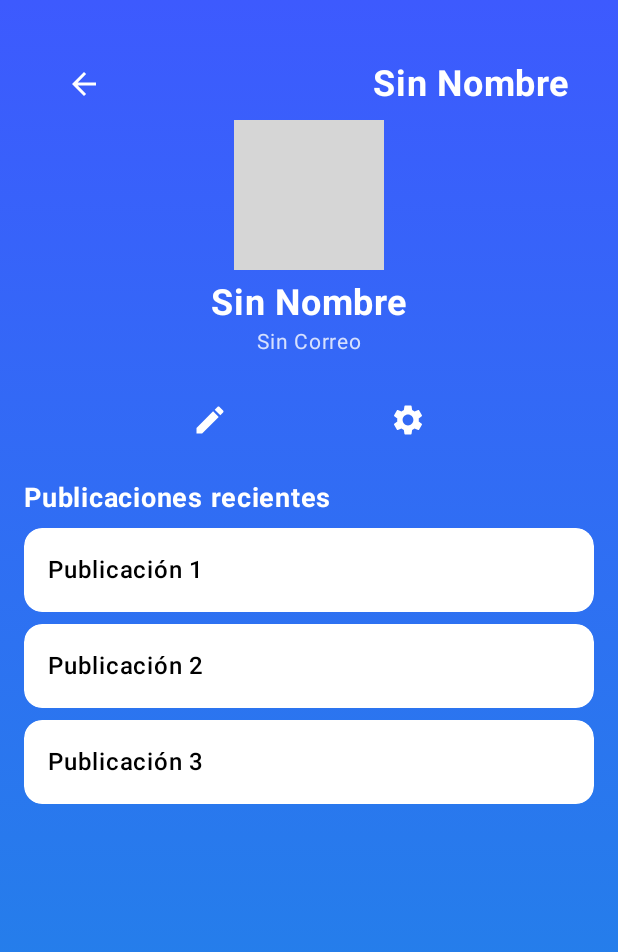
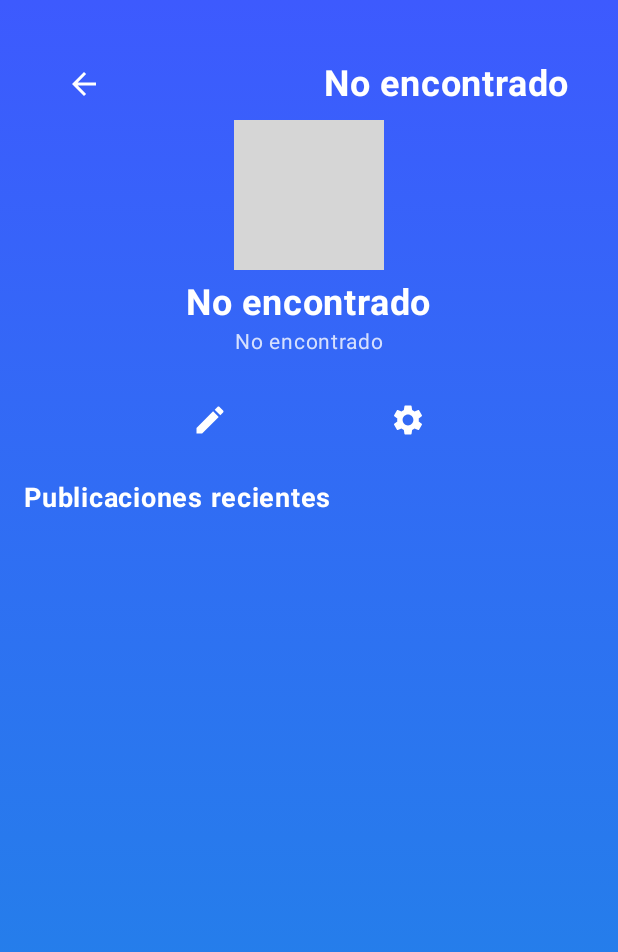
Before and after one commit to azaelmm/PINGBOND, an Android app built with Jetpack Compose: the @Preview function ProfileScreenPreviewWithAnimation, on a phone screen of 412 x 824 dp. Shown: the top 952 px of the screen. Run offline under Robolectric (Android 15) with nearby library versions, the phone set to English and light mode, and no system bars; our stand-ins replace Firebase (no records; nobody signed in at launch, a user with empty details on screens opened directly); grey boxes are pictures that could not be loaded.

```diff
--- a/app/build.gradle.kts
+++ b/app/build.gradle.kts
@@ -83,4 +83,5 @@ dependencies {
     debugImplementation(libs.androidx.ui.test.manifest)
     implementation(libs.androidx.material.icons.extended)
     implementation(platform("com.google.firebase:firebase-bom:33.7.0"))
+    implementation("com.google.android.gms:play-services-maps:19.1.0")
 }
--- a/app/src/main/AndroidManifest.xml
+++ b/app/src/main/AndroidManifest.xml
@@ -13,8 +13,10 @@
         android:theme="@style/Theme.PINGBOND"
         tools:targetApi="31">
 
+
         <activity android:name="com.example.pingbond.Features.NavigationScreens"
             android:exported="true">
+
             <intent-filter>
                 <action android:name="android.intent.action.MAIN" />
                 <category android:name="android.intent.category.LAUNCHER" />
--- a/app/src/main/java/com/example/pingbond/Features/DashboardActivity.kt
+++ b/app/src/main/java/com/example/pingbond/Features/DashboardActivity.kt
@@ -217,7 +217,7 @@ fun BottomNavigationBar(navController: NavController) {
                     fontSize = 12.sp,
                     fontWeight = if (isSelected) FontWeight.Bold else FontWeight.Medium,
                     color = if (isSelected) Color(0xFF6200EE) else Color(0xFF757575)
-                )
+               )
             }
         }
     }
--- a/app/src/main/java/com/example/pingbond/Features/DashboardScreens/ProfileScreen.kt
+++ b/app/src/main/java/com/example/pingbond/Features/DashboardScreens/ProfileScreen.kt
@@ -30,6 +30,7 @@ import androidx.compose.ui.unit.dp
 import androidx.compose.ui.unit.sp
 import androidx.navigation.NavController
 import androidx.navigation.compose.rememberNavController
+import coil.compose.rememberAsyncImagePainter
 import com.example.pingbond.R
 import com.example.pingbond.ui.theme.PINGBONDTheme
 import com.google.firebase.auth.FirebaseAuth
@@ -81,28 +82,41 @@ fun ProfileScreenContentWithAnimation(navController: NavController) {
     var username by remember { mutableStateOf("Cargando...") }
     var email by remember { mutableStateOf("Cargando...") }
     var profilePicUrl by remember { mutableStateOf("") }
-    var posts by remember { mutableStateOf(listOf("Publicación 1", "Publicación 2", "Publicación 3")) }
+    var posts by remember { mutableStateOf(emptyList<String>()) }
 
-    // Cargar datos del usuario desde Firestore
-    LaunchedEffect(Unit) {
+    LaunchedEffect(userId) {
         userId?.let { id ->
-            db.collection("users").document(id).get()
-                .addOnSuccessListener { document ->
+            db.collection("users").document(id)
+                .addSnapshotListener { document, error ->
+                    if (error != null) {
+                        username = "Error al cargar"
+                        email = "Intenta más tarde"
+                        profilePicUrl = ""
+                        println("🔥 Firestore Error: ${error.message}")
+                        return@addSnapshotListener
+                    }
+
+                    if (document != null && document.exists()) {
                         username = document.getString("username") ?: "Sin Nombre"
                         email = document.getString("email") ?: "Sin Correo"
                         profilePicUrl = document.getString("profilePic") ?: ""
+
+                        println("✅ Datos cargados correctamente: $username, $email, $profilePicUrl")
+                    } else {
+                        println("⚠️ Documento del usuario no encontrado en Firestore.")
+                        username = "No encontrado"
+                        email = "No encontrado"
+                        profilePicUrl = ""
                     }
                 }
+        } ?: println("⚠️ Error: No se encontró el UID del usuario autenticado.")
     }
 
-    Box(
-        modifier = Modifier.fillMaxSize()
-    ) {
+
+    Box(modifier = Modifier.fillMaxSize()) {
         AnimatedBackground()
         Column(
-            modifier = Modifier
-                .fillMaxSize()
-                .padding(16.dp),
+            modifier = Modifier.fillMaxSize().padding(16.dp),
             verticalArrangement = Arrangement.SpaceBetween
         ) {
             ProfileHeader(username, email, profilePicUrl, navController)
@@ -114,9 +128,7 @@ fun ProfileScreenContentWithAnimation(navController: NavController) {
 @Composable
 fun ProfileHeader(username: String, email: String, profilePicUrl: String, navController: NavController) {
     Column(
-        modifier = Modifier
-            .fillMaxWidth()
-            .padding(16.dp),
+        modifier = Modifier.fillMaxWidth().padding(16.dp),
         horizontalAlignment = Alignment.CenterHorizontally
     ) {
         Row(
@@ -125,73 +137,45 @@ fun ProfileHeader(username: String, email: String, profilePicUrl: String, navCon
             modifier = Modifier.fillMaxWidth()
         ) {
             IconButton(onClick = { navController.popBackStack() }) {
-                Icon(
-                    imageVector = Icons.Default.ArrowBack,
-                    contentDescription = "Volver",
-                    tint = Color.White
-                )
+                Icon(imageVector = Icons.Default.ArrowBack, contentDescription = "Volver", tint = Color.White)
             }
             Spacer(modifier = Modifier.width(16.dp))
-            Text(
-                text = username,
-                fontSize = 24.sp,
-                fontWeight = FontWeight.Bold,
-                color = Color.White
-            )
+            Text(text = username, fontSize = 24.sp, fontWeight = FontWeight.Bold, color = Color.White)
         }
 
         Box(
-            modifier = Modifier
-                .size(100.dp)
-                .clip(CircleShape)
-                .background(Color.Gray),
+            modifier = Modifier.size(100.dp).clip(CircleShape).background(Color.Gray),
             contentAlignment = Alignment.Center
         ) {
+            if (profilePicUrl.isNotEmpty()) {
+                Image(
+                    painter = rememberAsyncImagePainter(profilePicUrl),
+                    contentDescription = "Imagen de Perfil",
+                    modifier = Modifier.fillMaxSize()
+                )
+            } else {
                 Image(
                     painter = painterResource(id = R.drawable.ic_profile_placeholder_foreground),
                     contentDescription = "Imagen de Perfil",
                     modifier = Modifier.fillMaxSize()
                 )
             }
+        }
 
         Spacer(modifier = Modifier.height(8.dp))
 
-        Text(
-            text = username,
-            fontSize = 24.sp,
-            fontWeight = FontWeight.Bold,
-            color = Color.White
-        )
-        Text(
-            text = email,
-            fontSize = 14.sp,
-            color = Color.White.copy(alpha = 0.8f)
-        )
+        Text(text = username, fontSize = 24.sp, fontWeight = FontWeight.Bold, color = Color.White)
+        Text(text = email, fontSize = 14.sp, color = Color.White.copy(alpha = 0.8f))
 
         Spacer(modifier = Modifier.height(16.dp))
 
-        Row(
-            horizontalArrangement = Arrangement.SpaceEvenly,
-            modifier = Modifier.fillMaxWidth()
-        ) {
+        Row(horizontalArrangement = Arrangement.SpaceEvenly, modifier = Modifier.fillMaxWidth()) {
             IconButton(onClick = { /* Acción de editar */ }) {
-                Column(horizontalAlignment = Alignment.CenterHorizontally) {
-                    Icon(
-                        imageVector = Icons.Default.Edit,
-                        contentDescription = "Editar",
-                        tint = Color.White
-                    )
-                }
+                Icon(imageVector = Icons.Default.Edit, contentDescription = "Editar", tint = Color.White)
             }
 
             IconButton(onClick = { /* Acción de configuración */ }) {
-                Column(horizontalAlignment = Alignment.CenterHorizontally) {
-                    Icon(
-                        imageVector = Icons.Default.Settings,
-                        contentDescription = "Configuración",
-                        tint = Color.White
-                    )
-                }
+                Icon(imageVector = Icons.Default.Settings, contentDescription = "Configuración", tint = Color.White)
             }
         }
     }
@@ -221,21 +205,11 @@ fun PostsSection(posts: List<String>) {
 @Composable
 fun PostCard(postContent: String) {
     Card(
-        modifier = Modifier
-            .fillMaxWidth()
-            .clip(RoundedCornerShape(12.dp)),
+        modifier = Modifier.fillMaxWidth().clip(RoundedCornerShape(12.dp)),
         colors = CardDefaults.cardColors(containerColor = Color.White)
     ) {
-        Column(
-            modifier = Modifier.padding(16.dp),
-            verticalArrangement = Arrangement.Center
-        ) {
-            Text(
-                text = postContent,
-                fontSize = 16.sp,
-                color = Color.Black,
-                fontWeight = FontWeight.Medium
-            )
+        Column(modifier = Modifier.padding(16.dp), verticalArrangement = Arrangement.Center) {
+            Text(text = postContent, fontSize = 16.sp, color = Color.Black, fontWeight = FontWeight.Medium)
         }
     }
 }
```
Also changed, not shown: app/src/main/java/com/example/pingbond/Features/LoginActivity.kt (+63 -39 lines). Lines whose indentation alone changed are shown as unchanged.
